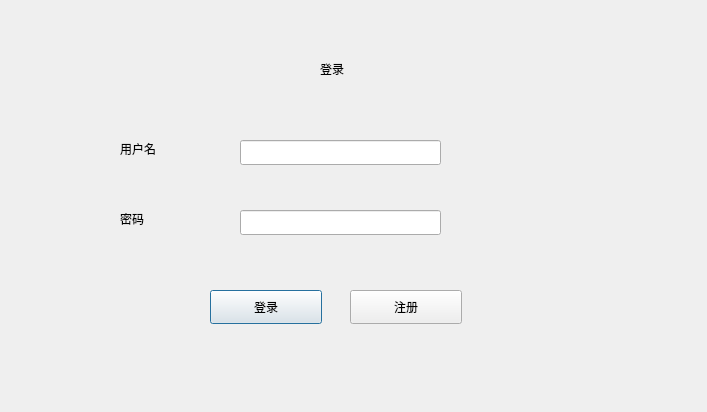
Qt form client/login.ui (josh1147/QT-chat) before a commit.
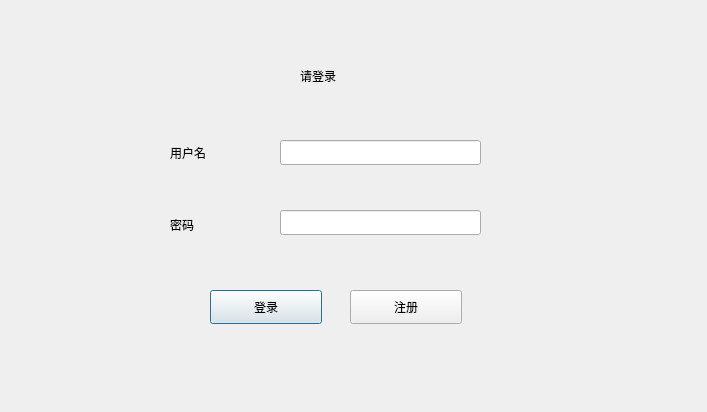
The same form after that commit.

Diff of the .ui file:
```diff
--- a/client/login.ui
+++ b/client/login.ui
@@ -16,23 +16,23 @@
   <widget class="QLabel" name="label">
    <property name="geometry">
     <rect>
-     <x>320</x>
+     <x>300</x>
      <y>60</y>
-     <width>81</width>
-     <height>18</height>
+     <width>91</width>
+     <height>31</height>
     </rect>
    </property>
    <property name="text">
-    <string>登录</string>
+    <string>请登录</string>
    </property>
   </widget>
   <widget class="QLabel" name="label_2">
    <property name="geometry">
     <rect>
-     <x>120</x>
-     <y>140</y>
-     <width>81</width>
-     <height>18</height>
+     <x>170</x>
+     <y>137</y>
+     <width>71</width>
+     <height>31</height>
     </rect>
    </property>
    <property name="text">
@@ -42,10 +42,10 @@
   <widget class="QLabel" name="label_3">
    <property name="geometry">
     <rect>
-     <x>120</x>
-     <y>210</y>
-     <width>81</width>
-     <height>18</height>
+     <x>170</x>
+     <y>209</y>
+     <width>71</width>
+     <height>31</height>
     </rect>
    </property>
    <property name="text">
@@ -55,7 +55,7 @@
   <widget class="QLineEdit" name="userline">
    <property name="geometry">
     <rect>
-     <x>240</x>
+     <x>280</x>
      <y>140</y>
      <width>201</width>
      <height>25</height>
@@ -65,7 +65,7 @@
   <widget class="QLineEdit" name="pwdline">
    <property name="geometry">
     <rect>
-     <x>240</x>
+     <x>280</x>
      <y>210</y>
      <width>201</width>
      <height>25</height>
```
